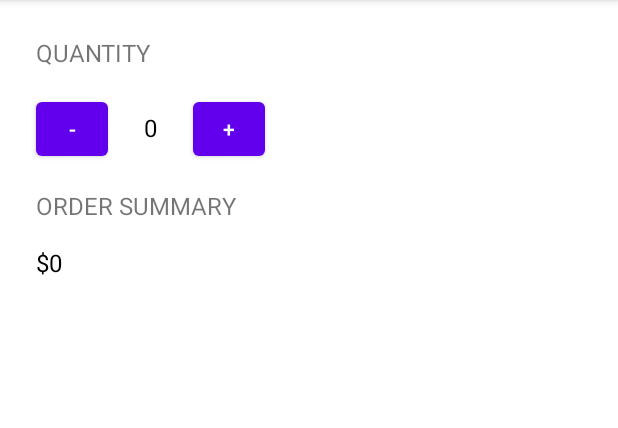
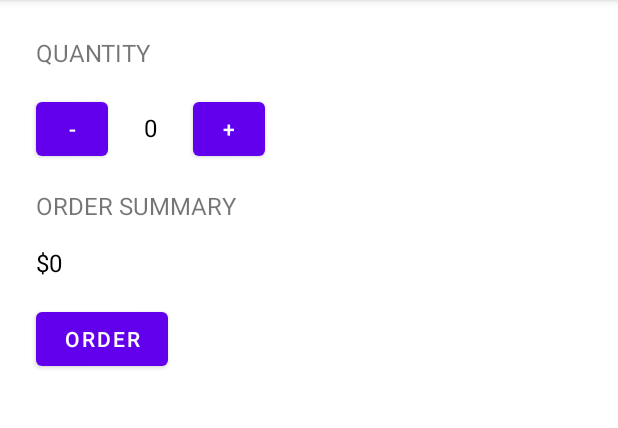
Before and after one commit to Tanvi129/Coffee_Ordering_App, an Android app: the screen it shows after launch (MainActivity), on a phone screen of 412 x 824 dp, the part 84-512 px from its top. Run offline under Robolectric (Android 15) with nearby library versions, the phone set to English and light mode, and no system bars.

Commit message:
Update activity_main.xml

```diff
--- a/app/src/main/res/layout/activity_main.xml
+++ b/app/src/main/res/layout/activity_main.xml
@@ -74,7 +74,14 @@
         android:paddingBottom="16dp"
         android:text="$0"
         android:textColor="@color/black"
-        android:textSize="16sp"
-              />
+        android:textSize="16sp"/>
+        <Button
+        android:layout_width="wrap_content"
+        android:layout_height="wrap_content"
+        android:layout_marginLeft="16dp"
+        android:layout_marginRight="16dp"
+        android:layout_marginBottom="16dp"
+        android:onClick="submitOrder"
+        android:text="ORDER" />
 
 </LinearLayout>
```
